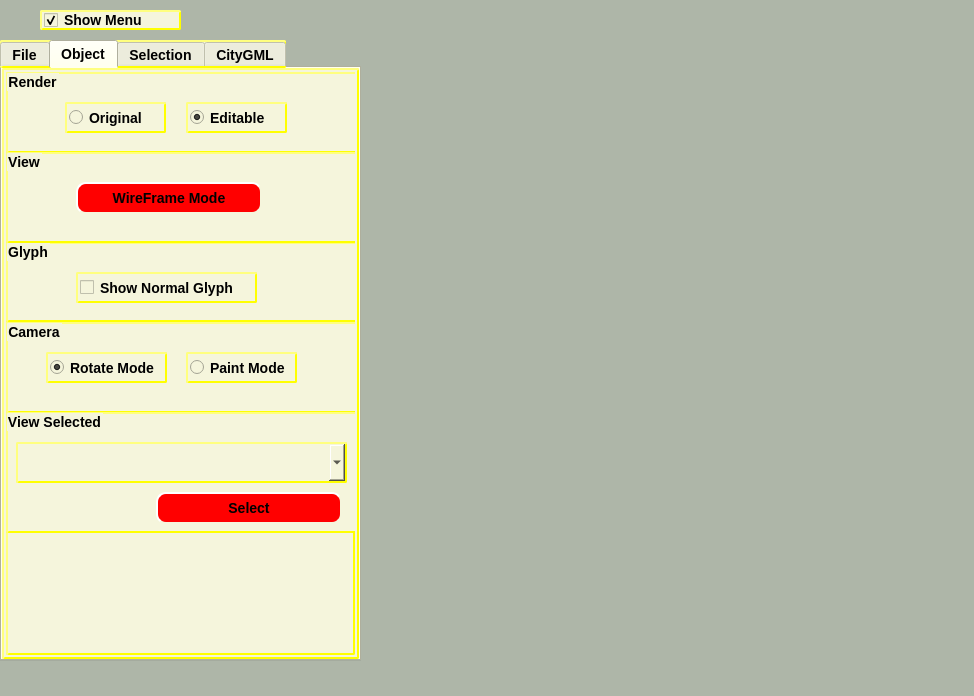
This is forms/mainwindow.ui in pranjal23/osg2citygml as Qt 5 draws it before an edit. The edited form follows.
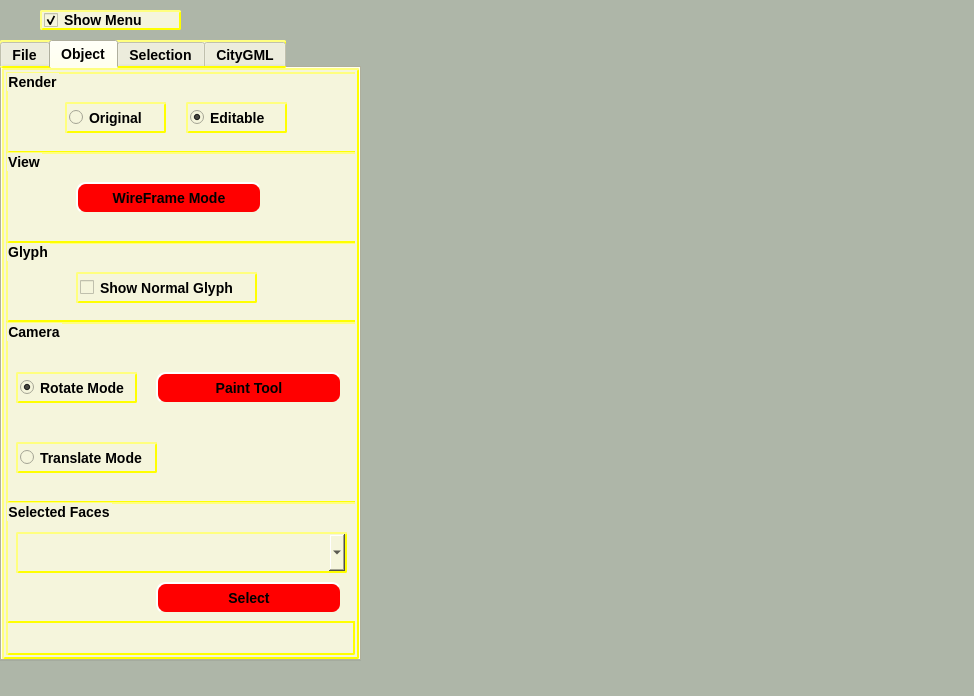
This is the edited form. The open tabs and pages were chosen to show the change. Icons and pictures are not drawn. Custom widgets are drawn as their Qt base class.

Patch:
```diff
--- a/forms/mainwindow.ui
+++ b/forms/mainwindow.ui
@@ -1277,7 +1277,7 @@
        <x>0</x>
        <y>250</y>
        <width>351</width>
-       <height>91</height>
+       <height>181</height>
       </rect>
      </property>
      <property name="title">
@@ -1286,21 +1286,21 @@
      <widget class="QRadioButton" name="radioButton">
       <property name="geometry">
        <rect>
-        <x>180</x>
-        <y>30</y>
-        <width>111</width>
+        <x>10</x>
+        <y>120</y>
+        <width>141</width>
         <height>31</height>
        </rect>
       </property>
       <property name="text">
-       <string>Paint Mode</string>
+       <string>Translate Mode</string>
       </property>
      </widget>
      <widget class="QRadioButton" name="radioButton_2">
       <property name="geometry">
        <rect>
-        <x>40</x>
-        <y>30</y>
+        <x>10</x>
+        <y>50</y>
         <width>121</width>
         <height>31</height>
        </rect>
@@ -1312,18 +1312,54 @@
        <bool>true</bool>
       </property>
      </widget>
+     <widget class="QPushButton" name="paintToolBtn">
+      <property name="geometry">
+       <rect>
+        <x>150</x>
+        <y>50</y>
+        <width>186</width>
+        <height>32</height>
+       </rect>
+      </property>
+      <property name="styleSheet">
+       <string notr="true">QPushButton {
+    background-color: red;
+    border-style: outset;
+    border-width: 2px;
+    border-radius: 10px;
+    border-color: beige;
+    font: bold 14px;
+    min-width: 10em;
+    padding: 6px;
+}
+QPushButton:pressed {
+    background-color: rgb(224, 0, 0);
+    border-style: inset;
+}
+QPushButton:checked {
+    background-color: rgb(200, 0, 0);
+    border-style: inset;
+}</string>
+      </property>
+      <property name="text">
+       <string>Paint Tool</string>
+      </property>
+      <property name="checkable">
+       <bool>true</bool>
+      </property>
+     </widget>
     </widget>
     <widget class="QGroupBox" name="groupBox_9">
      <property name="geometry">
       <rect>
        <x>0</x>
-       <y>340</y>
+       <y>430</y>
        <width>351</width>
        <height>121</height>
       </rect>
      </property>
      <property name="title">
-      <string>View Selected</string>
+      <string>Selected Faces</string>
      </property>
      <widget class="QPushButton" name="elemSelBtn">
       <property name="enabled">
```
